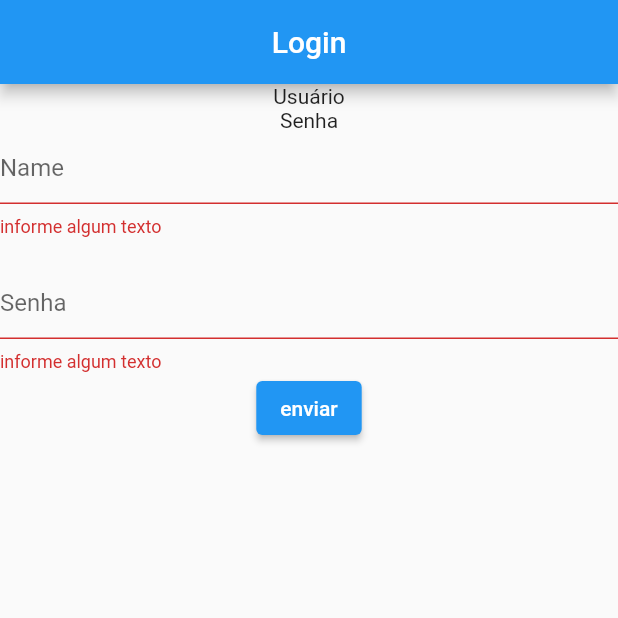
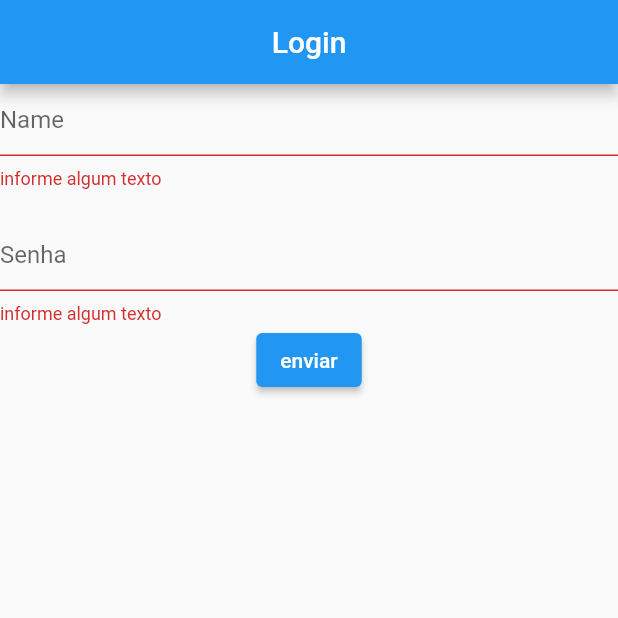
Before and after one commit to ElitonRoberto/atividade4, a Flutter app: the screen it shows after launch, after a tap on "enviar", on a phone screen of 412 x 824 dp, the top half of it. Run offline on Flutter 3.47's test engine with Material 2 defaults, Android fonts, the phone set to English and light mode, and no system bars.

Commit message:
first commit

```diff
--- a/lib/main.dart
+++ b/lib/main.dart
@@ -14,7 +14,7 @@ class MeuApp extends StatelessWidget {
     return MaterialApp(
       routes: {
         '/login':(context) => MeuPage(),
-        '/cadastro':(context) => Formulario(),
+        '/cadastro':(context) => Formulario2(),
       },
       initialRoute: '/login',
     );
--- a/lib/src/cadastro.dart
+++ b/lib/src/cadastro.dart
@@ -1,13 +1,13 @@
 import 'package:flutter/material.dart';
 
-class Formulario extends StatefulWidget {
-  const Formulario({super.key});
+class Formulario2 extends StatefulWidget {
+  const Formulario2({super.key});
 
   @override
-  _Formulario createState() => _Formulario();
+  _Formulario2 createState() => _Formulario2();
 }
 
-class _Formulario extends State<Formulario> {
+class _Formulario2 extends State<Formulario2> {
   final _formkey = GlobalKey<FormState>();
 
   //String nome = '';
@@ -34,7 +34,7 @@ class _Formulario extends State<Formulario> {
           ),
          TextFormField(
             decoration: const InputDecoration(
-              hintText: "Senha",
+              hintText: "Email",
             ),
             validator: (value) {
               if (value!.isEmpty) {
--- a/lib/src/login.dart
+++ b/lib/src/login.dart
@@ -1,5 +1,5 @@
 import 'package:flutter/material.dart';
-import 'cadastro.dart';
+
 
 class MeuPage extends StatelessWidget {
   @override
@@ -12,11 +12,66 @@ class MeuPage extends StatelessWidget {
           ),
           body: Column(
             children: [
-              Text('Usuário'),
-              Text('Senha'),
-              Formulario(),
+              //Text('Usuário'),
+              //Text('Senha'),
+              Formulario(),//precisa da estrutura body para ser chamado
             ],
           )),
     );
   }
 }
+
+class Formulario extends StatefulWidget {
+  const Formulario({super.key});
+
+  @override
+  _Formulario createState() => _Formulario();
+}
+
+class _Formulario extends State<Formulario> {
+  final _formkey = GlobalKey<FormState>();
+
+  //String nome = '';
+
+  @override
+  Widget build(BuildContext context) {
+    return Form(
+      key: _formkey,
+      child: Column(
+        children: [
+          TextFormField(
+            decoration: InputDecoration(
+              hintText: 'Name',
+            ),
+            validator: (value) {
+              if (value!.isEmpty) {
+                return 'informe algum texto';
+              }
+              return null;
+            },
+          ),
+         Container(
+            height: 20,
+          ),
+         TextFormField(
+            decoration: const InputDecoration(
+              hintText: "Senha",
+            ),
+            validator: (value) {
+              if (value!.isEmpty) {
+                return 'informe algum texto';
+              }
+              return null;
+            },
+          ),
+          ElevatedButton(
+            onPressed: () {
+              if (_formkey.currentState!.validate()) ;
+            },
+            child: Text('enviar'),
+          ),
+        ],
+      ),
+    );
+  }
+}
```
